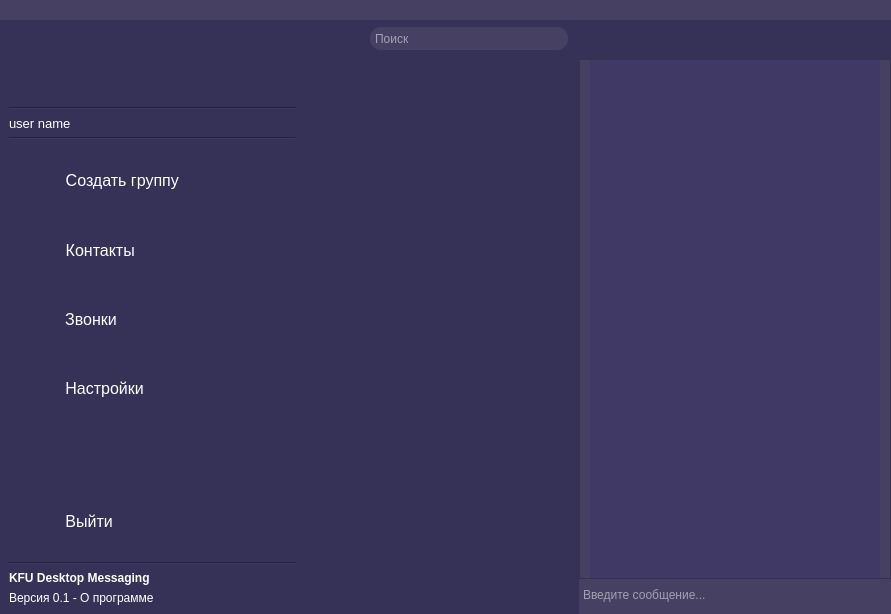
Before: the Qt Designer form client/GUI/UI_MainWindow.ui in Vityshha/desktop-messenger, drawn with Qt 5.
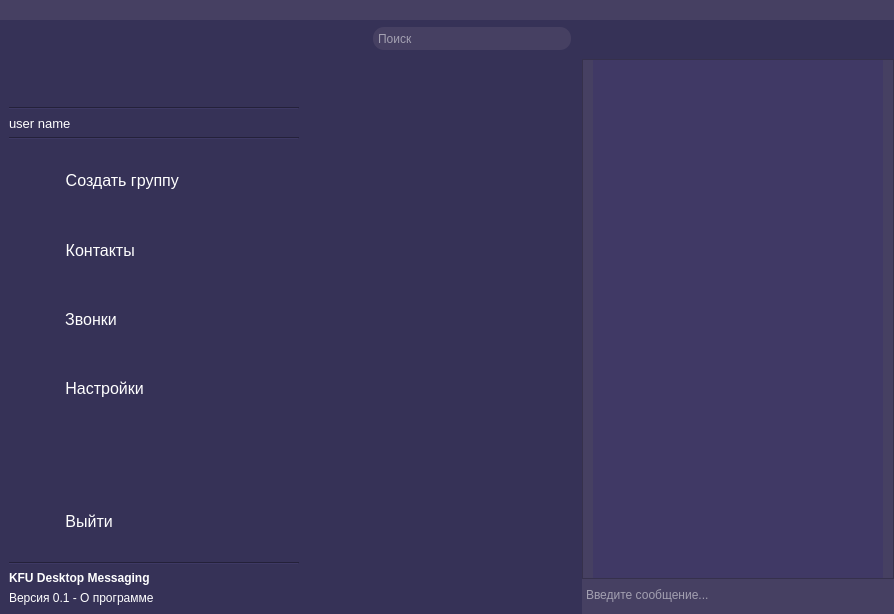
After: the same form once the commit is applied. Icons and pictures are not drawn. Custom widgets are drawn as their Qt base class.

What changed in the file:
```diff
--- a/client/GUI/UI_MainWindow.ui
+++ b/client/GUI/UI_MainWindow.ui
@@ -6,7 +6,7 @@
    <rect>
     <x>0</x>
     <y>0</y>
-    <width>891</width>
+    <width>894</width>
     <height>614</height>
    </rect>
   </property>
@@ -916,7 +916,7 @@
                    <string>&lt;!DOCTYPE HTML PUBLIC &quot;-//W3C//DTD HTML 4.0//EN&quot; &quot;http://www.w3.org/TR/REC-html40/strict.dtd&quot;&gt;
 &lt;html&gt;&lt;head&gt;&lt;meta name=&quot;qrichtext&quot; content=&quot;1&quot; /&gt;&lt;style type=&quot;text/css&quot;&gt;
 p, li { white-space: pre-wrap; }
-&lt;/style&gt;&lt;/head&gt;&lt;body style=&quot; font-family:'MS Shell Dlg 2'; font-size:8.25pt; font-weight:400; font-style:normal;&quot;&gt;
+&lt;/style&gt;&lt;/head&gt;&lt;body style=&quot; font-family:'MS Shell Dlg 2'; font-size:7.8pt; font-weight:400; font-style:normal;&quot;&gt;
 &lt;p style=&quot;-qt-paragraph-type:empty; margin-top:0px; margin-bottom:0px; margin-left:0px; margin-right:0px; -qt-block-indent:0; text-indent:0px; font-family:'Segoe UI'; font-size:9pt;&quot;&gt;&lt;br /&gt;&lt;/p&gt;&lt;/body&gt;&lt;/html&gt;</string>
                   </property>
                   <property name="overwriteMode">
@@ -1103,8 +1103,8 @@
                      <rect>
                       <x>0</x>
                       <y>0</y>
-                      <width>306</width>
-                      <height>519</height>
+                      <width>318</width>
+                      <height>502</height>
                      </rect>
                     </property>
                     <layout class="QHBoxLayout" name="horizontalLayout_5">
@@ -1248,7 +1248,7 @@
                    <string>&lt;!DOCTYPE HTML PUBLIC &quot;-//W3C//DTD HTML 4.0//EN&quot; &quot;http://www.w3.org/TR/REC-html40/strict.dtd&quot;&gt;
 &lt;html&gt;&lt;head&gt;&lt;meta name=&quot;qrichtext&quot; content=&quot;1&quot; /&gt;&lt;style type=&quot;text/css&quot;&gt;
 p, li { white-space: pre-wrap; }
-&lt;/style&gt;&lt;/head&gt;&lt;body style=&quot; font-family:'MS Shell Dlg 2'; font-size:8.25pt; font-weight:400; font-style:normal;&quot;&gt;
+&lt;/style&gt;&lt;/head&gt;&lt;body style=&quot; font-family:'MS Shell Dlg 2'; font-size:7.8pt; font-weight:400; font-style:normal;&quot;&gt;
 &lt;p style=&quot;-qt-paragraph-type:empty; margin-top:0px; margin-bottom:0px; margin-left:0px; margin-right:0px; -qt-block-indent:0; text-indent:0px; font-family:'Segoe UI'; font-size:9pt;&quot;&gt;&lt;br /&gt;&lt;/p&gt;&lt;/body&gt;&lt;/html&gt;</string>
                   </property>
                   <property name="acceptRichText">
```
Left out of the diff: 6 changed lines with no effect on the pictures.
